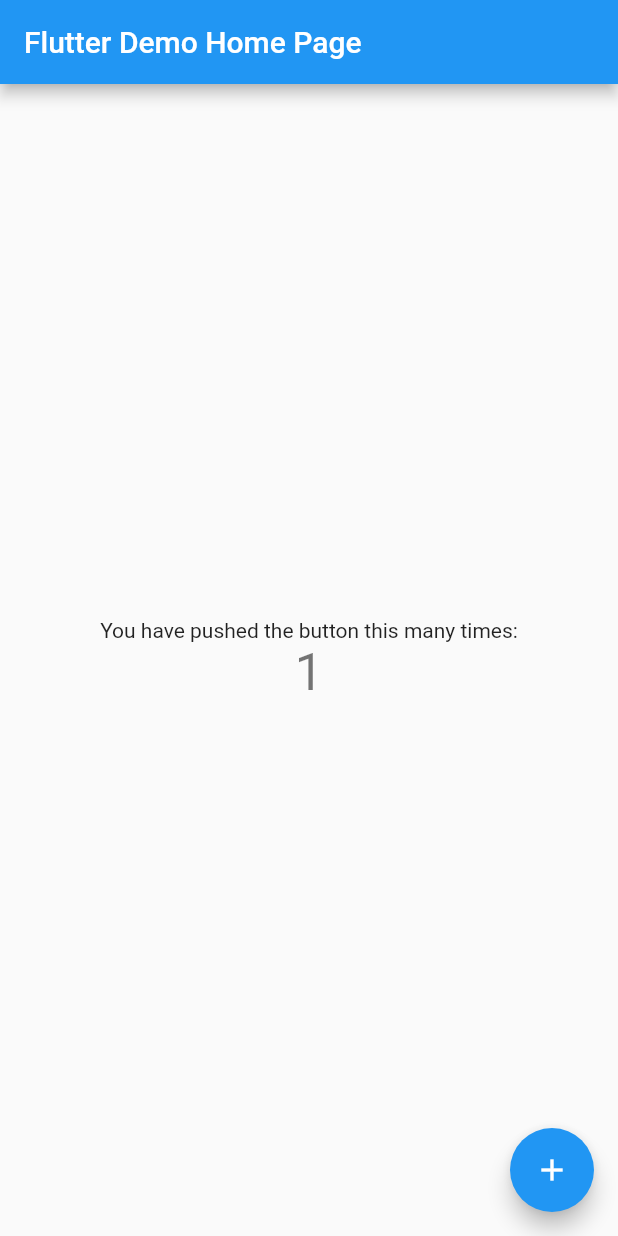
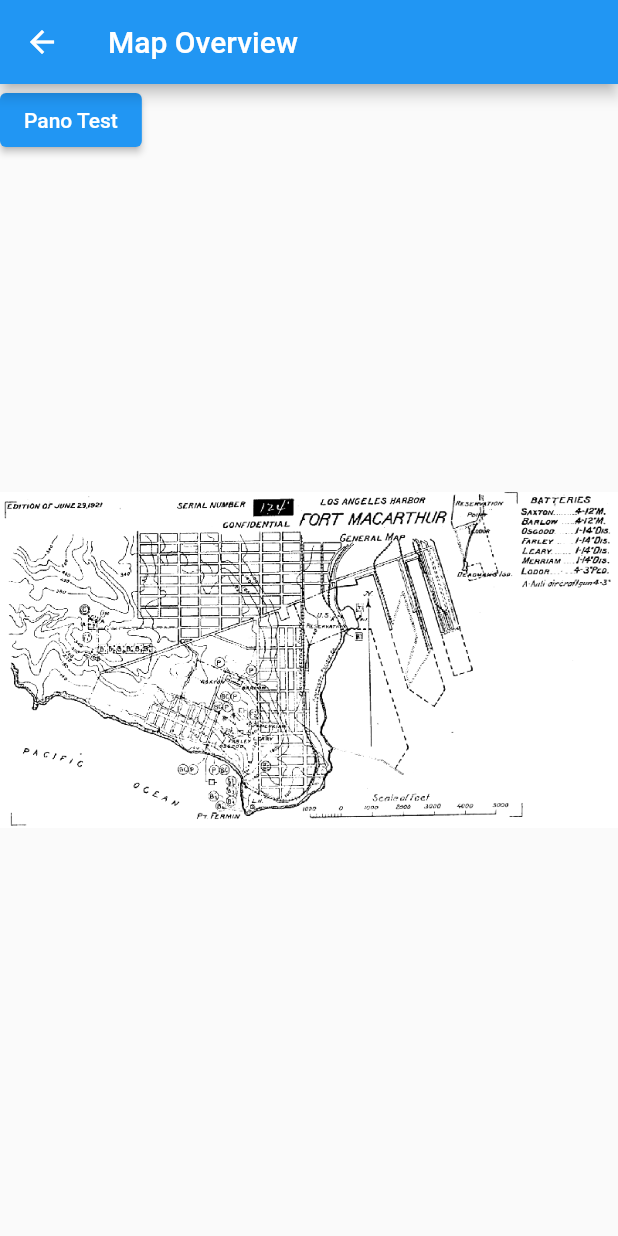
Before and after one commit to Richard-Fleming/Fort_MacArthur, a Flutter app: the screen it shows after launch, after a tap on the "add" icon, on a phone screen of 412 x 824 dp. Run offline on Flutter 3.47's test engine with Material 2 defaults, Android fonts, the phone set to English and light mode, and no system bars; missing offline and left inert: panorama.

Commit message:
added basic panoramic view

```diff
--- a/fort_macarthur/lib/main.dart
+++ b/fort_macarthur/lib/main.dart
@@ -1,4 +1,5 @@
 import 'package:flutter/material.dart';
+import 'package:fort_macarthur/virtual_tours.dart';
 
 void main() {
   runApp(MyApp());
@@ -104,7 +105,10 @@ class _MyHomePageState extends State<MyHomePage> {
         ),
       ),
       floatingActionButton: FloatingActionButton(
-        onPressed: _incrementCounter,
+        onPressed: () {
+          Navigator.push(
+              context, MaterialPageRoute(builder: (context) => VirtualTours()));
+        },
         tooltip: 'Increment',
         child: Icon(Icons.add),
       ), // This trailing comma makes auto-formatting nicer for build methods.
--- /dev/null
+++ b/fort_macarthur/lib/panoramaView.dart
@@ -0,0 +1,16 @@
+import 'package:flutter/material.dart';
+import 'package:panorama/panorama.dart';
+
+class PanoView extends StatelessWidget {
+  @override
+  Widget build(BuildContext context) {
+    return Scaffold(
+      appBar: AppBar(
+        title: Text("Test Pano"),
+      ),
+      body: Panorama(
+        child: Image.asset("assets/images/test_pano.jpg"),
+      ),
+    );
+  }
+}
--- /dev/null
+++ b/fort_macarthur/lib/virtual_tours.dart
@@ -0,0 +1,24 @@
+import 'package:flutter/material.dart';
+import 'package:fort_macarthur/panoramaView.dart';
+
+class VirtualTours extends StatelessWidget {
+  @override
+  Widget build(BuildContext context) {
+    return Scaffold(
+      appBar: AppBar(
+        title: Text("Map Overview"),
+      ),
+      body: Stack(
+        children: [
+          Center(child: Image.asset("assets/images/fort_macarthur_map.png")),
+          ElevatedButton(
+              onPressed: () {
+                Navigator.push(context,
+                    MaterialPageRoute(builder: (context) => PanoView()));
+              },
+              child: Text("Pano Test"))
+        ],
+      ),
+    );
+  }
+}
```
Also changed, not shown: fort_macarthur/pubspec.yaml (+3 -4 lines), fort_macarthur/assets/images/fort_macarthur_map.png (added), fort_macarthur/assets/images/test_pano.jpg (added), fort_macarthur/pubspec.lock.
